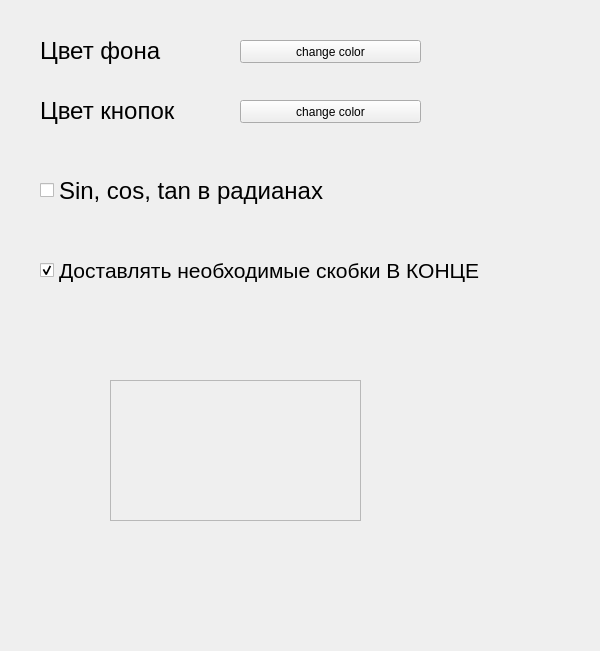
Above: settings1.ui from Pavelsaftap/kalkulator before the change. Below: the same form after it.
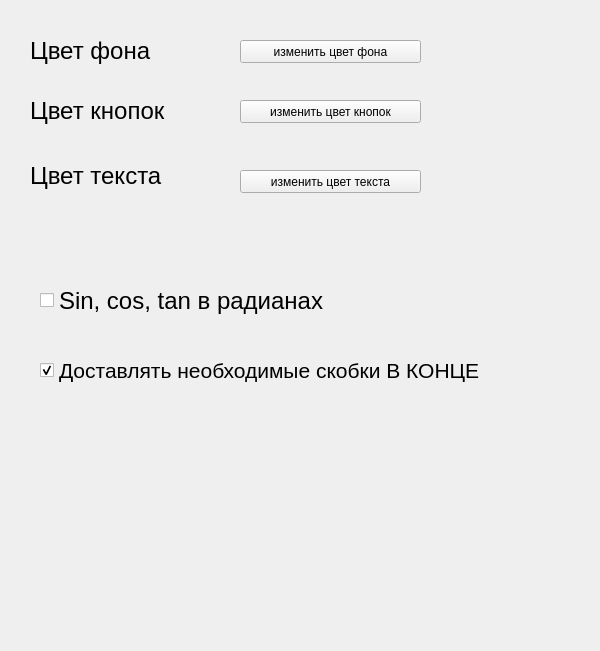
That is the form after the change.

```diff
--- a/settings1.ui
+++ b/settings1.ui
@@ -29,9 +29,9 @@
    <widget class="QLabel" name="label">
     <property name="geometry">
      <rect>
-      <x>40</x>
+      <x>30</x>
       <y>30</y>
-      <width>121</width>
+      <width>201</width>
       <height>41</height>
      </rect>
     </property>
@@ -54,15 +54,15 @@
      </rect>
     </property>
     <property name="text">
-     <string>change color</string>
+     <string>изменить цвет фона</string>
     </property>
    </widget>
    <widget class="QCheckBox" name="checsin">
     <property name="geometry">
      <rect>
       <x>40</x>
-      <y>170</y>
-      <width>341</width>
+      <y>280</y>
+      <width>361</width>
       <height>41</height>
      </rect>
     </property>
@@ -82,8 +82,8 @@
     <property name="geometry">
      <rect>
       <x>40</x>
-      <y>250</y>
-      <width>441</width>
+      <y>350</y>
+      <width>531</width>
       <height>41</height>
      </rect>
     </property>
@@ -105,9 +105,9 @@
    <widget class="QLabel" name="label_2">
     <property name="geometry">
      <rect>
-      <x>40</x>
+      <x>30</x>
       <y>90</y>
-      <width>141</width>
+      <width>201</width>
       <height>41</height>
      </rect>
     </property>
@@ -130,31 +130,39 @@
      </rect>
     </property>
     <property name="text">
-     <string>change color</string>
+     <string>изменить цвет кнопок</string>
     </property>
    </widget>
-   <widget class="QScrollArea" name="scrollArea">
+   <widget class="QLabel" name="label_4">
     <property name="geometry">
      <rect>
-      <x>110</x>
-      <y>380</y>
-      <width>251</width>
-      <height>141</height>
+      <x>30</x>
+      <y>160</y>
+      <width>201</width>
+      <height>31</height>
      </rect>
     </property>
-    <property name="widgetResizable">
-     <bool>true</bool>
+    <property name="font">
+     <font>
+      <pointsize>18</pointsize>
+     </font>
     </property>
-    <widget class="QWidget" name="scrollAreaWidgetContents">
-     <property name="geometry">
-      <rect>
-       <x>0</x>
-       <y>0</y>
-       <width>249</width>
-       <height>139</height>
-      </rect>
-     </property>
-    </widget>
+    <property name="text">
+     <string>Цвет текста</string>
+    </property>
+   </widget>
+   <widget class="QPushButton" name="changetext">
+    <property name="geometry">
+     <rect>
+      <x>240</x>
+      <y>170</y>
+      <width>181</width>
+      <height>23</height>
+     </rect>
+    </property>
+    <property name="text">
+     <string>изменить цвет текста</string>
+    </property>
    </widget>
   </widget>
   <widget class="QMenuBar" name="menubar">
```
